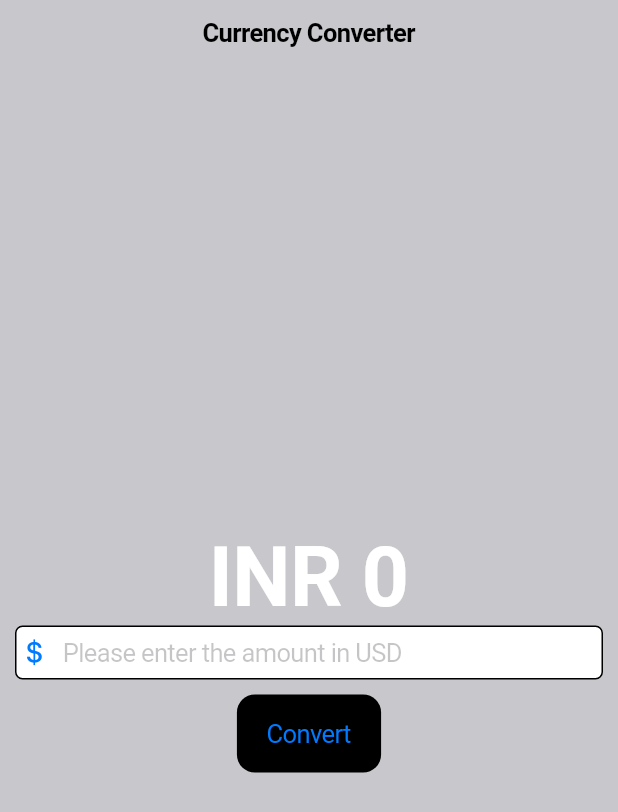
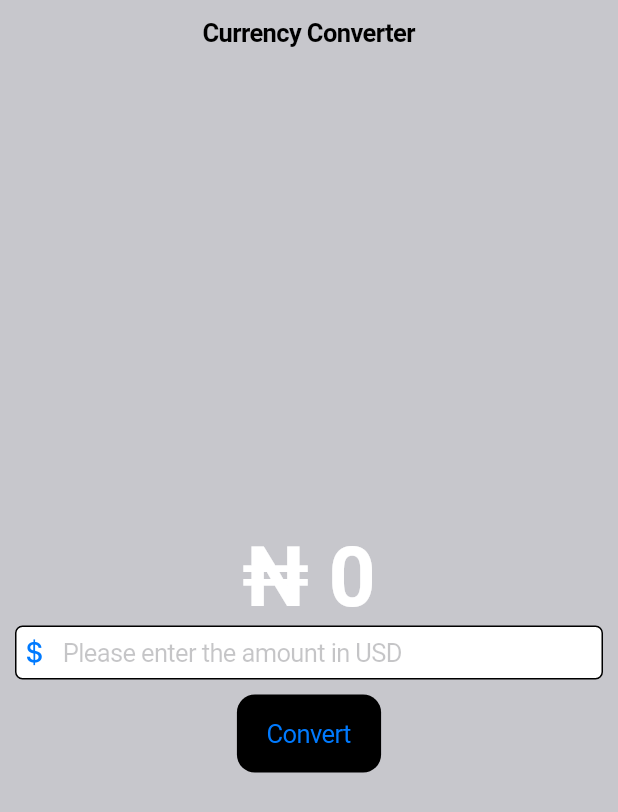
Before and after one commit to mauriceprosper/currency-conveter, a Flutter app: the screen it shows after launch, on a phone screen of 412 x 824 dp. Shown: the top 812 px of the screen. Run offline on Flutter 3.47's test engine with Material 3 defaults, Android fonts, the phone set to English and light mode, and no system bars.

Commit message:
Update currency_converter_cupertino_page.dart

```diff
--- a/lib/currency_converter_cupertino_page.dart
+++ b/lib/currency_converter_cupertino_page.dart
@@ -14,7 +14,7 @@ class _CurrencyConverterCupertinoPageState
   final TextEditingController textEditingController = TextEditingController();
 
   void convert() {
-    result = double.parse(textEditingController.text) * 80;
+    result = double.parse(textEditingController.text) * 1607.01;
     setState(() {});
   }
 
@@ -33,7 +33,7 @@ class _CurrencyConverterCupertinoPageState
             mainAxisAlignment: MainAxisAlignment.center,
             children: [
               Text(
-                'INR ${result != 0 ? result.toStringAsFixed(3) : result.toStringAsFixed(0)}',
+                '₦ ${result != 0 ? result.toStringAsFixed(3) : result.toStringAsFixed(0)}',
                 style: const TextStyle(
                   fontSize: 55,
                   fontWeight: FontWeight.bold,
```
